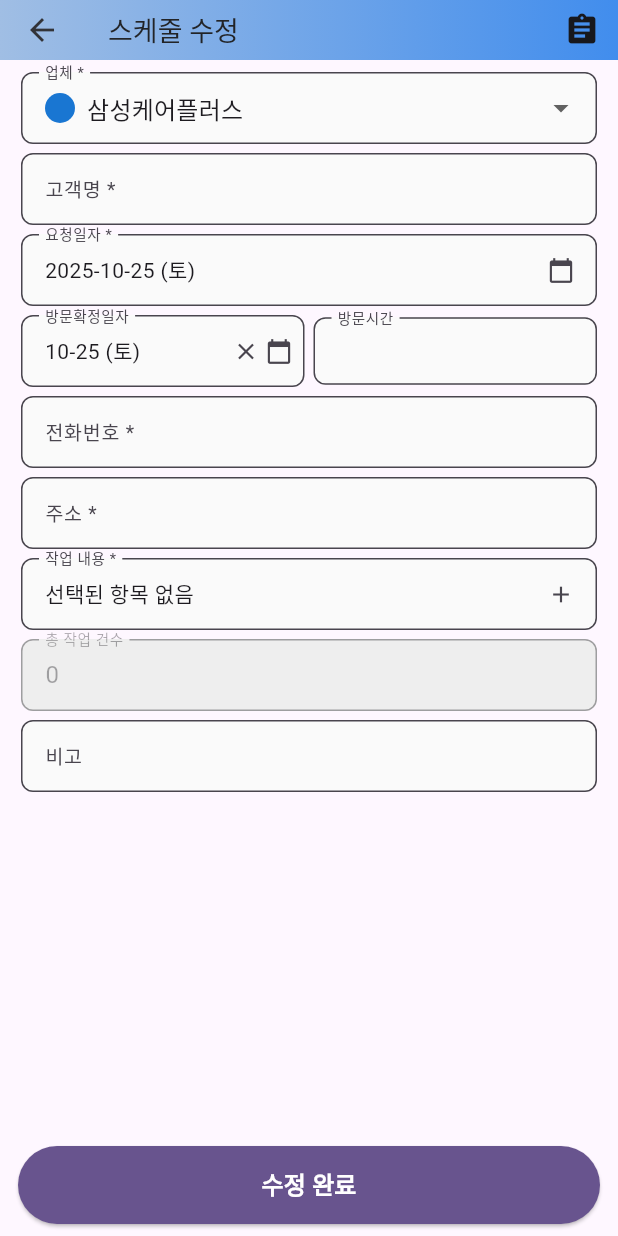
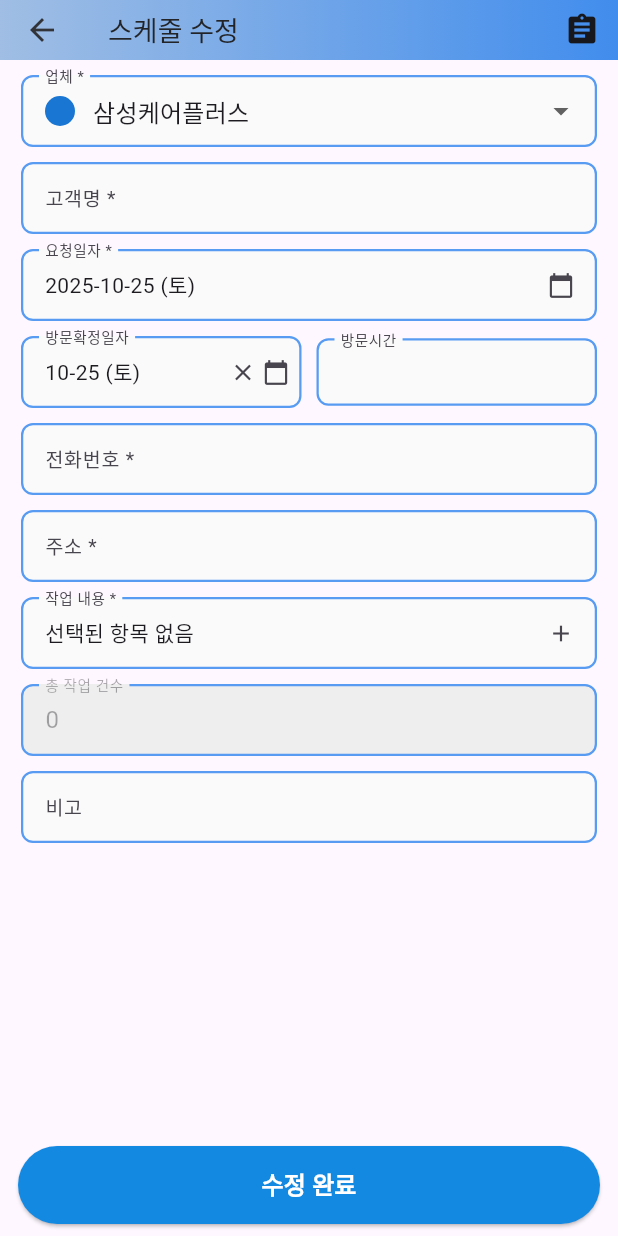
Before and after one commit to ssh5437/flutter_schedule_app, a Flutter app: the ScheduleDetailScreen screen opened directly with empty values, after a tap on the "edit" icon, on a phone screen of 412 x 824 dp. Run offline on Flutter 3.47's test engine with Material 3 defaults, Android fonts, the light colour scheme and no system bars; our stand-ins replace app_links, file_picker, flutter_colorpicker, flutter_local_notifications, flutter_secure_storage, google_generative_ai and 7 more; missing offline and left inert: encrypt, home_widget, pointycastle, workmanager; accounts and stored records are empty; statements that could not run were skipped.

Commit message:
디자인 디테일 수정

```diff
--- a/lib/screens/schedule_detail_screen.dart
+++ b/lib/screens/schedule_detail_screen.dart
@@ -224,33 +224,35 @@ class _ScheduleDetailScreenState extends State<ScheduleDetailScreen> {
 
   Widget _buildInfoCard() {
     return Card(
+      color: const Color.fromARGB(255, 255, 255, 255),
+
       child: Padding(
         padding: const EdgeInsets.all(12.0),
         child: Column(
           crossAxisAlignment: CrossAxisAlignment.start,
           children: [
             _buildInfoRow('고객명', _schedule.customerName),
-            const Divider(height: 2),
+            const Divider(height: 2, color: Color(0xFFabd9ff)),
             _buildInfoRow('요청일자', _formatDate(_schedule.requestDate)),
-            const Divider(height: 2),
+            const Divider(height: 2, color: Color(0xFFabd9ff)),
             _buildInfoRow('방문확정일자', _formatDate(_schedule.visitDate)),
-            const Divider(height: 2),
+            const Divider(height: 2, color: Color(0xFFabd9ff)),
             _buildInfoRow('방문확정시간', _schedule.visitTime ?? '미정'),
-            const Divider(height: 2),
+            const Divider(height: 2, color: Color(0xFFabd9ff)),
             _buildPhoneRow('전화번호', _schedule.phoneNumber),
-            const Divider(height: 2),
+            const Divider(height: 2, color: Color(0xFFabd9ff)),
             _buildInfoRow('주소', _schedule.address),
-            const Divider(height: 2),
+            const Divider(height: 2, color: Color(0xFFabd9ff)),
             _buildInfoRow('업체명', _schedule.companyName ?? '-'),
-            const Divider(height: 2),
+            const Divider(height: 2, color: Color(0xFFabd9ff)),
             _buildInfoRow('작업내용', _formatWorkItemsWithPrices(_schedule.workItems, _schedule.workPrices)),
-            const Divider(height: 2),
+            const Divider(height: 2, color: Color(0xFFabd9ff)),
             _buildInfoRow('작업건수', '${_schedule.workCount}건'),
-            const Divider(height: 2),
+            const Divider(height: 2, color: Color(0xFFabd9ff)),
             // 총 금액 표시 (금액 정보가 있는 경우에만)
             if (_schedule.workPrices.isNotEmpty && _schedule.totalPrice > 0) ...[
               _buildPriceRow('총 금액', _schedule.totalPrice),
-              const Divider(height: 2),
+              const Divider(height: 2, color: Color(0xFFabd9ff)),
             ],
             _buildInfoRow('비고', _schedule.notes ?? '-'),
           ],
@@ -261,7 +263,7 @@ class _ScheduleDetailScreenState extends State<ScheduleDetailScreen> {
 
   Widget _buildInfoRow(String label, String value) {
     return Padding(
-      padding: const EdgeInsets.symmetric(vertical: 8.0),
+      padding: const EdgeInsets.symmetric(vertical: 12.0),
       child: Row(
         crossAxisAlignment: CrossAxisAlignment.start,
         children: [
@@ -288,7 +290,7 @@ class _ScheduleDetailScreenState extends State<ScheduleDetailScreen> {
 
   Widget _buildPriceRow(String label, int price) {
     return Padding(
-      padding: const EdgeInsets.symmetric(vertical: 6.0),
+      padding: const EdgeInsets.symmetric(vertical: 12.0),
       child: Row(
         crossAxisAlignment: CrossAxisAlignment.start,
         children: [
@@ -318,7 +320,7 @@ class _ScheduleDetailScreenState extends State<ScheduleDetailScreen> {
 
   Widget _buildPhoneRow(String label, String value) {
     return Padding(
-      padding: const EdgeInsets.symmetric(vertical: 6.0),
+      padding: const EdgeInsets.symmetric(vertical: 12.0),
       child: Row(
         crossAxisAlignment: CrossAxisAlignment.start,
         children: [
--- a/lib/screens/schedule_form_screen.dart
+++ b/lib/screens/schedule_form_screen.dart
@@ -37,6 +37,21 @@ class _ScheduleFormScreenState extends State<ScheduleFormScreen> {
   List<Company> _companies = [];
   Company? _selectedCompany;
   bool _isLoadingCompanies = true;
+
+  // 입력 필드 스타일 상수
+  static const _primaryColor = Color(0xFF579bf2);
+  static final _enabledBorder = OutlineInputBorder(
+    borderRadius: BorderRadius.circular(8),
+    borderSide: const BorderSide(color: _primaryColor, width: 1.5),
+  );
+  static final _focusedBorder = OutlineInputBorder(
+    borderRadius: BorderRadius.circular(8),
+    borderSide: const BorderSide(color: _primaryColor, width: 2),
+  );
+  static final _errorBorder = OutlineInputBorder(
+    borderRadius: BorderRadius.circular(8),
+    borderSide: const BorderSide(color: Colors.red, width: 1.5),
+  );
 
   // 전화번호 포맷팅 (000-0000-0000)
   String _formatPhoneNumber(String phone) {
@@ -320,7 +335,7 @@ class _ScheduleFormScreenState extends State<ScheduleFormScreen> {
         title: const Text('텍스트에서 스케줄 추출'),
         content: SizedBox(
           width: double.maxFinite,
-          height: 300, // 고정 높이 설정
+          height: 400, // 고정 높이 설정
           child: SingleChildScrollView(
             child: Column(
               mainAxisSize: MainAxisSize.min,
@@ -329,15 +344,16 @@ class _ScheduleFormScreenState extends State<ScheduleFormScreen> {
                   '스케줄 정보가 포함된 텍스트를 붙여넣으세요.\n(이름, 전화번호, 주소, 날짜, 시간)',
                   style: TextStyle(fontSize: 13, color: Colors.grey),
                 ),
-                const SizedBox(height: 12),
+                const SizedBox(height: 18),
                 TextField(
                   controller: textController,
                   maxLines: null, // null로 설정하여 자동 확장
-                  minLines: 8, // 최소 8줄
+                  minLines: 12, // 최소 8줄
                   keyboardType: TextInputType.multiline,
-                  decoration: const InputDecoration(
+                  decoration: InputDecoration(
                     hintText: '예시:\n홍길동\n010-1234-5678\n서울시 강남구 테헤란로 123\n2025년 10월 15일 14시',
-                    border: OutlineInputBorder(),
+                    enabledBorder: _enabledBorder,
+                    focusedBorder: _focusedBorder,
                   ),
                 ),
               ],
@@ -562,7 +578,7 @@ class _ScheduleFormScreenState extends State<ScheduleFormScreen> {
                   child: Form(
                     key: _formKey,
                     child: SingleChildScrollView(
-                      padding: const EdgeInsets.symmetric(horizontal: 14, vertical: 8),
+                      padding: const EdgeInsets.symmetric(horizontal: 14, vertical: 10),
                       child: Column(
                         children: [
                           // 업체 선택 드롭다운
@@ -571,9 +587,10 @@ class _ScheduleFormScreenState extends State<ScheduleFormScreen> {
                             decoration: InputDecoration(
                               labelText: '업체 *',
                               labelStyle: const TextStyle(fontSize: 13),
-                              border: OutlineInputBorder(
-                                borderRadius: BorderRadius.circular(8),
-                              ),
+                              enabledBorder: _enabledBorder,
+                              focusedBorder: _focusedBorder,
+                              errorBorder: _errorBorder,
+                              focusedErrorBorder: _errorBorder,
                               contentPadding: const EdgeInsets.symmetric(horizontal: 12, vertical: 12),
                               isDense: true,
                               filled: true,
@@ -592,7 +609,7 @@ class _ScheduleFormScreenState extends State<ScheduleFormScreen> {
                                         shape: BoxShape.circle,
                                       ),
                                     ),
-                                    const SizedBox(width: 8),
+                                    const SizedBox(width: 12),
                                     Text(company.name),
                                   ],
                                 ),
@@ -614,15 +631,16 @@ class _ScheduleFormScreenState extends State<ScheduleFormScreen> {
                               return null;
                             },
                           ),
-                          const SizedBox(height: 6),
+                          const SizedBox(height: 10),
                           TextFormField(
                             controller: _customerNameController,
                             decoration: InputDecoration(
                               labelText: '고객명 *',
                               labelStyle: const TextStyle(fontSize: 13),
-                              border: OutlineInputBorder(
-                                borderRadius: BorderRadius.circular(8),
-                              ),
+                              enabledBorder: _enabledBorder,
+                              focusedBorder: _focusedBorder,
+                              errorBorder: _errorBorder,
+                              focusedErrorBorder: _errorBorder,
                               contentPadding: const EdgeInsets.symmetric(horizontal: 12, vertical: 12),
                               isDense: true,
                               filled: true,
@@ -638,16 +656,15 @@ class _ScheduleFormScreenState extends State<ScheduleFormScreen> {
                               return null;
                             },
                           ),
-                          const SizedBox(height: 6),
+                          const SizedBox(height: 10),
                           InkWell(
                             onTap: _selectRequestDate,
                             child: InputDecorator(
                               decoration: InputDecoration(
                                 labelText: '요청일자 *',
                                 labelStyle: const TextStyle(fontSize: 13),
-                                border: OutlineInputBorder(
-                                  borderRadius: BorderRadius.circular(8),
-                                ),
+                                enabledBorder: _enabledBorder,
+                                border: _enabledBorder,
                                 contentPadding: const EdgeInsets.symmetric(horizontal: 12, vertical: 12),
                                 isDense: true,
                                 filled: true,
@@ -660,7 +677,7 @@ class _ScheduleFormScreenState extends State<ScheduleFormScreen> {
                               ),
                             ),
                           ),
-                          const SizedBox(height: 6),
+                          const SizedBox(height: 10),
                           Row(
                             children: [
                               Expanded(
@@ -670,9 +687,8 @@ class _ScheduleFormScreenState extends State<ScheduleFormScreen> {
                                     decoration: InputDecoration(
                                       labelText: '방문확정일자',
                                       labelStyle: const TextStyle(fontSize: 13),
-                                      border: OutlineInputBorder(
-                                        borderRadius: BorderRadius.circular(8),
-                                      ),
+                                      enabledBorder: _enabledBorder,
+                                      border: _enabledBorder,
                                       contentPadding: const EdgeInsets.symmetric(horizontal: 12, vertical: 12),
                                       isDense: true,
                                       filled: true,
@@ -704,7 +720,7 @@ class _ScheduleFormScreenState extends State<ScheduleFormScreen> {
                                   ),
                                 ),
                               ),
-                              const SizedBox(width: 6),
+                              const SizedBox(width: 10),
                               Expanded(
                                 child: InkWell(
                                   onTap: () => _showTimePickerMenu(context),
@@ -712,9 +728,8 @@ class _ScheduleFormScreenState extends State<ScheduleFormScreen> {
                                     decoration: InputDecoration(
                                       labelText: '방문시간',
                                       labelStyle: const TextStyle(fontSize: 13),
-                                      border: OutlineInputBorder(
-                                        borderRadius: BorderRadius.circular(8),
-                                      ),
+                                      enabledBorder: _enabledBorder,
+                                      border: _enabledBorder,
                                       contentPadding: const EdgeInsets.symmetric(horizontal: 12, vertical: 12),
                                       isDense: true,
                                       filled: true,
@@ -729,7 +744,7 @@ class _ScheduleFormScreenState extends State<ScheduleFormScreen> {
                               ),
                             ],
                           ),
-                          const SizedBox(height: 6),
+                          const SizedBox(height: 10),
                           TextFormField(
                             controller: _phoneNumberController,
                             focusNode: _phoneNumberFocus,
@@ -737,9 +752,10 @@ class _ScheduleFormScreenState extends State<ScheduleFormScreen> {
                               labelText: '전화번호 *',
                               labelStyle: const TextStyle(fontSize: 13),
                               hintText: '010-0000-0000',
-                              border: OutlineInputBorder(
-                                borderRadius: BorderRadius.circular(8),
-                              ),
+                              enabledBorder: _enabledBorder,
+                              focusedBorder: _focusedBorder,
+                              errorBorder: _errorBorder,
+                              focusedErrorBorder: _errorBorder,
                               contentPadding: const EdgeInsets.symmetric(horizontal: 12, vertical: 12),
                               isDense: true,
                               filled: true,
@@ -763,15 +779,16 @@ class _ScheduleFormScreenState extends State<ScheduleFormScreen> {
                               return null;
                             },
                           ),
-                          const SizedBox(height: 6),
+                          const SizedBox(height: 10),
                           TextFormField(
                             controller: _addressController,
                             decoration: InputDecoration(
                               labelText: '주소 *',
                               labelStyle: const TextStyle(fontSize: 13),
-                              border: OutlineInputBorder(
-                                borderRadius: BorderRadius.circular(8),
-                              ),
+                              enabledBorder: _enabledBorder,
+                              focusedBorder: _focusedBorder,
+                              errorBorder: _errorBorder,
+                              focusedErrorBorder: _errorBorder,
                               contentPadding: const EdgeInsets.symmetric(horizontal: 12, vertical: 12),
                               isDense: true,
                               filled: true,
@@ -789,16 +806,15 @@ class _ScheduleFormScreenState extends State<ScheduleFormScreen> {
                               return null;
                             },
                           ),
-                          const SizedBox(height: 6),
+                          const SizedBox(height: 10),
                           InkWell(
                             onTap: _showWorkItemsDialog,
                             child: InputDecorator(
                               decoration: InputDecoration(
                                 labelText: '작업 내용 *',
                                 labelStyle: const TextStyle(fontSize: 13),
-                                border: OutlineInputBorder(
-                                  borderRadius: BorderRadius.circular(8),
-                                ),
+                                enabledBorder: _enabledBorder,
+                                border: _enabledBorder,
                                 contentPadding: const EdgeInsets.symmetric(horizontal: 12, vertical: 12),
                                 isDense: true,
                                 filled: true,
@@ -815,15 +831,13 @@ class _ScheduleFormScreenState extends State<ScheduleFormScreen> {
                               ),
                             ),
                           ),
-                          const SizedBox(height: 6),
+                          const SizedBox(height: 10),
                           TextFormField(
                             controller: _workCountController,
                             decoration: InputDecoration(
                               labelText: '총 작업 건수',
                               labelStyle: const TextStyle(fontSize: 13),
-                              border: OutlineInputBorder(
-                                borderRadius: BorderRadius.circular(8),
-                              ),
+                              disabledBorder: _enabledBorder,
                               contentPadding: const EdgeInsets.symmetric(horizontal: 12, vertical: 12),
                               isDense: true,
                               filled: true,
@@ -832,38 +846,39 @@ class _ScheduleFormScreenState extends State<ScheduleFormScreen> {
                             readOnly: true,
                             enabled: false,
                           ),
-                          const SizedBox(height: 6),
+                          const SizedBox(height: 10),
                           // 총 금액 표시
                           if (_workPrices.isNotEmpty)
                             InputDecorator(
                               decoration: InputDecoration(
                                 labelText: '총 금액',
                                 labelStyle: const TextStyle(fontSize: 13),
-                                border: OutlineInputBorder(
-                                  borderRadius: BorderRadius.circular(8),
-                                ),
+                                enabledBorder: _enabledBorder,
+                                border: _enabledBorder,
                                 contentPadding: const EdgeInsets.symmetric(horizontal: 12, vertical: 12),
                                 isDense: true,
                                 filled: true,
                                 fillColor: Colors.grey[200],
                               ),
                               child: Text(
-                                '${NumberFormat('#,###').format(_workPrices.values.fold(0, (sum, price) => sum + price))}원',
+                                '${NumberFormat('#,###').format(_workPrices.entries.fold(0, (sum, entry) {
+                                  final count = _workItemsWithCount[entry.key] ?? 1;
+                                  return sum + (entry.value * count);
+                                }))}원',
                                 style: const TextStyle(
                                   fontSize: 14,
                                   fontWeight: FontWeight.bold,
                                 ),
                               ),
                             ),
-                          if (_workPrices.isNotEmpty) const SizedBox(height: 6),
+                          if (_workPrices.isNotEmpty) const SizedBox(height: 10),
                           TextFormField(
                             controller: _notesController,
                             decoration: InputDecoration(
                               labelText: '비고',
                               labelStyle: const TextStyle(fontSize: 13),
-                              border: OutlineInputBorder(
-                                borderRadius: BorderRadius.circular(8),
-                              ),
+                              enabledBorder: _enabledBorder,
+                              focusedBorder: _focusedBorder,
                               contentPadding: const EdgeInsets.symmetric(horizontal: 12, vertical: 12),
                               isDense: true,
                               filled: true,
@@ -886,7 +901,7 @@ class _ScheduleFormScreenState extends State<ScheduleFormScreen> {
                         onPressed: _saveSchedule,
                         style: ElevatedButton.styleFrom(
                           padding: const EdgeInsets.symmetric(vertical: 14),
-                          backgroundColor: Theme.of(context).colorScheme.primary,
+                          backgroundColor:  Color.fromARGB(255, 20, 137, 226),
                           foregroundColor: Colors.white,
                         ),
                         child: Text(
@@ -925,6 +940,7 @@ class _WorkItemsDialogState extends State<_WorkItemsDialog> {
   late Map<String, int> _tempWorkItems;
   late Map<String, int> _tempWorkPrices;
   final Map<String, TextEditingController> _priceControllers = {};
+  final Map<String, FocusNode> _priceFocusNodes = {};
 
   @override
   void initState() {
@@ -932,20 +948,45 @@ class _WorkItemsDialogState extends State<_WorkItemsDialog> {
     _tempWorkItems = Map<String, int>.from(widget.initialWorkItems);
     _tempWorkPrices = Map<String, int>.from(widget.initialWorkPrices);
 
-    // 각 작업 항목에 대한 컨트롤러 초기화
+    // 각 작업 항목에 대한 컨트롤러와 FocusNode 초기화
     for (var workItem in widget.company.workItems) {
       final currentPrice = _tempWorkPrices[workItem.name] ?? workItem.price;
       _priceControllers[workItem.name] = TextEditingController(
-        text: currentPrice.toString(),
+        text: NumberFormat('#,###').format(currentPrice),
       );
+
+      // FocusNode 생성 및 리스너 추가
+      final focusNode = FocusNode();
+      focusNode.addListener(() {
+        final controller = _priceControllers[workItem.name]!;
+        if (focusNode.hasFocus) {
+          // 포커스 시: 콤마 제거
+          final value = controller.text.replaceAll(',', '');
+          controller.value = TextEditingValue(
+            text: value,
+            selection: TextSelection.collapsed(offset: value.length),
+          );
+        } else {
+          // 포커스 아웃 시: 콤마 포맷 적용
+          final value = controller.text.replaceAll(',', '');
+          if (value.isNotEmpty) {
+            final numValue = int.tryParse(value) ?? 0;
+            controller.text = NumberFormat('#,###').format(numValue);
+          }
+        }
+      });
+      _priceFocusNodes[workItem.name] = focusNode;
     }
   }
 
   @override
   void dispose() {
-    // 모든 컨트롤러 정리
+    // 모든 컨트롤러와 FocusNode 정리
     for (var controller in _priceControllers.values) {
       controller.dispose();
+    }
+    for (var focusNode in _priceFocusNodes.values) {
+      focusNode.dispose();
     }
     super.dispose();
   }
@@ -953,9 +994,10 @@ class _WorkItemsDialogState extends State<_WorkItemsDialog> {
   @override
   Widget build(BuildContext context) {
     return AlertDialog(
+      insetPadding: const EdgeInsets.symmetric(horizontal: 16, vertical: 24),
       title: Text('${widget.company.name} - 작업 선택'),
       content: SizedBox(
-        width: double.maxFinite,
+        width: MediaQuery.of(context).size.width - 32, // 화면 너비 - 좌우 패딩
         child: ListView.builder(
           shrinkWrap: true,
           itemCount: widget.company.workItems.length,
@@ -1000,12 +1042,14 @@ class _WorkItemsDialogState extends State<_WorkItemsDialog> {
                                   fontSize: 14,
                                   fontWeight: FontWeight.bold,
                                 ),
+                                maxLines: 1,
+                                overflow: TextOverflow.ellipsis,
                               ),
                               Text(
                                 '기본 금액: ${NumberFormat('#,###').format(workItem.price)}원',
                                 style: const TextStyle(
                                   fontSize: 12,
-                                  color: Colors.grey,
+                                  color: Color.fromARGB(255, 54, 49, 49),
                                 ),
                               ),
                             ],
@@ -1045,6 +1089,7 @@ class _WorkItemsDialogState extends State<_WorkItemsDialog> {
                         child: TextField(
                           key: ValueKey('price_${workItem.name}'),
                           controller: _priceControllers[workItem.name],
+                          focusNode: _priceFocusNodes[workItem.name],
                           decoration: const InputDecoration(
                             labelText: '금액',
                             hintText: '금액 입력',
@@ -1058,7 +1103,7 @@ class _WorkItemsDialogState extends State<_WorkItemsDialog> {
                             FilteringTextInputFormatter.digitsOnly,
                           ],
                           onChanged: (value) {
-                            final price = int.tryParse(value) ?? 0;
+                            final price = int.tryParse(value.replaceAll(',', '')) ?? 0;
                             _tempWorkPrices[workItem.name] = price;
                           },
                         ),
```
Also changed, not shown: lib/models/schedule.dart (+16 -2 lines), lib/screens/company_edit_screen.dart (+50 -7 lines), lib/screens/completed_schedules_screen.dart (+4 -4 lines), lib/screens/home_screen.dart (+18 -1 lines).
